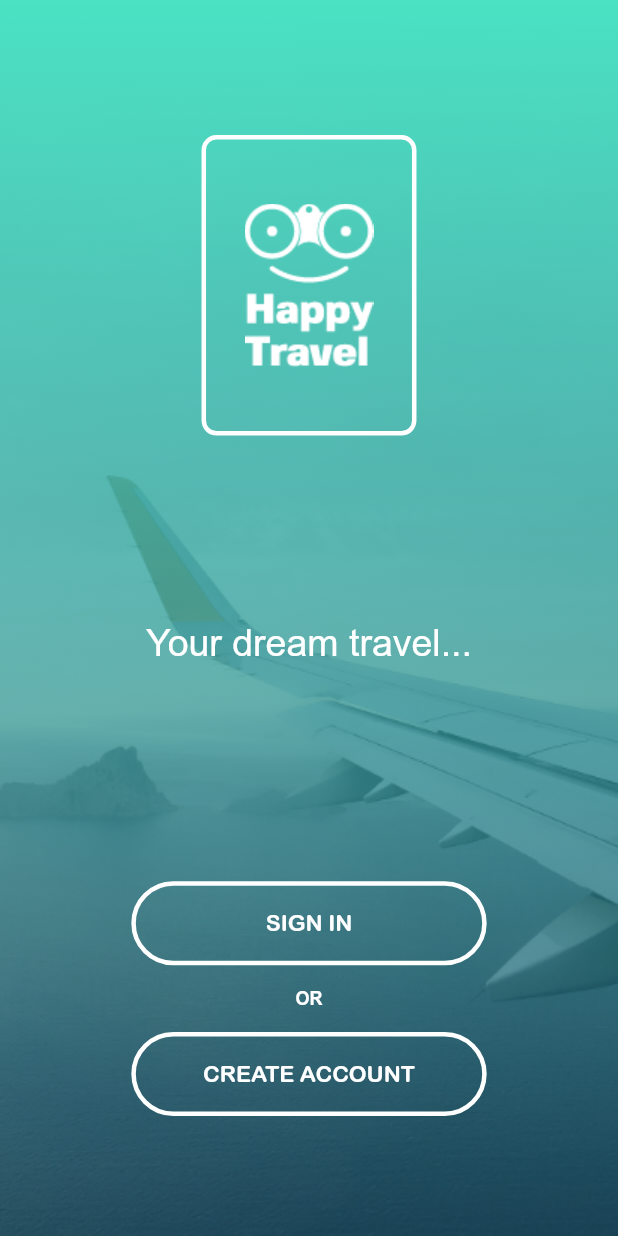
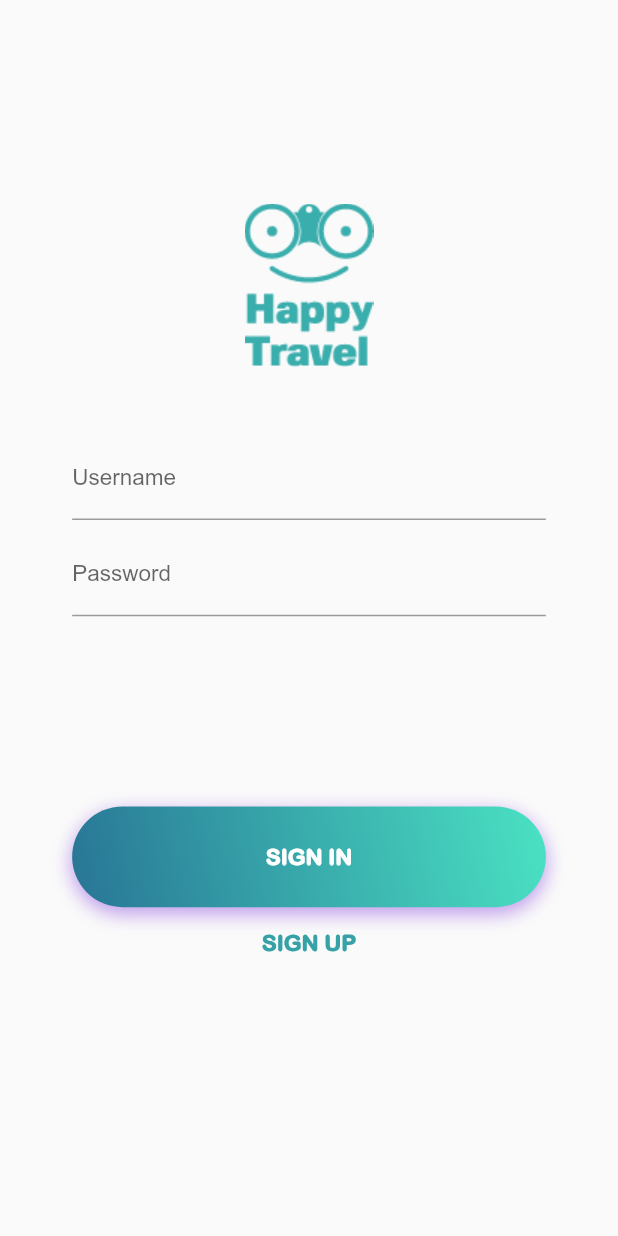
Before and after one commit to Fred0399/Flutter_applications, a Flutter app: the screen it shows after launch, after a tap on "SIGN IN", on a phone screen of 412 x 824 dp. Run offline on Flutter 3.47's test engine with Material 2 defaults, Android fonts, the light colour scheme and no system bars.

Commit message:
auth screens added

```diff
--- a/lib/main.dart
+++ b/lib/main.dart
@@ -1,22 +1,40 @@
 import 'package:flutter/material.dart';
 import 'package:provider/provider.dart';
+import './screens/enter_screen.dart';
 import './screens/auth_screen.dart';
 
 void main() => runApp(MyApp());
 
 class MyApp extends StatelessWidget {
+  MaterialColor colorCustom = MaterialColor(0xFF36A2A8, color);
+  MaterialColor colorAccentCustom = MaterialColor(0x36A2A8, color);
   @override
   Widget build(BuildContext context) {
     return MaterialApp(
       debugShowCheckedModeBanner: false,
       title: 'MyShop',
       theme: ThemeData(
-        primarySwatch: Colors.purple,
-        accentColor: Colors.deepOrange,
+        primarySwatch: colorCustom,
+        accentColor: colorAccentCustom,
         fontFamily: 'Arial',
       ),
-      home: AuthScreen(),
-      routes: {},
+      home: EnterScreen(),
+      routes: {
+        AuthScreen.routeName: (ctx) => AuthScreen(),
+      },
     );
   }
 }
+
+const Map<int, Color> color = {
+  50: Color.fromRGBO(54, 162, 168, .1),
+  100: Color.fromRGBO(54, 162, 168, .2),
+  200: Color.fromRGBO(54, 162, 168, .3),
+  300: Color.fromRGBO(54, 162, 168, .4),
+  400: Color.fromRGBO(54, 162, 168, .5),
+  500: Color.fromRGBO(54, 162, 168, .6),
+  600: Color.fromRGBO(54, 162, 168, .7),
+  700: Color.fromRGBO(54, 162, 168, .8),
+  800: Color.fromRGBO(54, 162, 168, .9),
+  900: Color.fromRGBO(54, 162, 168, 1),
+};
--- a/lib/screens/auth_screen.dart
+++ b/lib/screens/auth_screen.dart
@@ -1,128 +1,33 @@
 import 'package:flutter/material.dart';
+import 'package:travel_app/widgets/auth.dart';
 import '../widgets/logo.dart';
 
 class AuthScreen extends StatelessWidget {
-  Widget buttons({Size screenSize, Function onPressFunction, String desc}) {
-    return Container(
-      width: screenSize.width * 57.5 / 100,
-      height: screenSize.height * 6.8 / 100,
-      decoration: BoxDecoration(
-        border: Border.all(width: 3, color: Colors.white),
-        borderRadius: BorderRadius.circular(40),
-      ),
-      child: FlatButton(
-        child: Text(
-          desc,
-          style: TextStyle(
-            fontFamily: 'ArialRoundedMT',
-            // fontWeight: Fon,
-            color: Colors.white,
-            fontSize: 15,
-          ),
-          textAlign: TextAlign.center,
-        ),
-        onPressed: onPressFunction,
-      ),
-    );
-  }
+  static const routeName = "AuthScreen";
+  int _authType; //0 means login 1 means register to open
 
   @override
   Widget build(BuildContext context) {
     final screenSize = MediaQuery.of(context).size;
+    _authType = ModalRoute.of(context).settings.arguments as int;
     return Scaffold(
-      body: Stack(
-        children: [
-          Container(
+      resizeToAvoidBottomPadding: false,
+      body: Container(
         width: double.infinity,
         height: double.infinity,
-            decoration: BoxDecoration(
-              image: DecorationImage(
-                image: ExactAssetImage('assets/images/background.png'),
-                fit: BoxFit.cover,
-              ),
-            ),
-          ),
-          Container(
-            width: double.infinity,
-            height: double.infinity,
-            decoration: BoxDecoration(
-              gradient: LinearGradient(
-                begin: Alignment.topCenter,
-                end: Alignment.bottomCenter,
-                colors: [
-                  Color.fromARGB(255, 74, 226, 195),
-                  Color.fromARGB(140, 29, 101, 130),
-                ],
-              ),
-            ),
         child: Column(
-              mainAxisAlignment: MainAxisAlignment.spaceBetween,
-              crossAxisAlignment: CrossAxisAlignment.center,
           children: <Widget>[
             Container(
               width: screenSize.width * 34.78 / 100,
               height: screenSize.height * 24.32 / 100,
               margin: EdgeInsets.only(top: 90),
-                  decoration: BoxDecoration(
-                    border: Border.all(
-                      width: 3,
-                      color: Colors.white,
-                    ),
-                    borderRadius: BorderRadius.circular(10),
-                  ),
-                  child: Logo(),
-                ),
-                Text(
-                  "Your dream travel...",
-                  style: TextStyle(
-                    fontFamily: 'Arial',
-                    color: Colors.white,
-                    fontSize: 25,
-                    // fontWeight: FontWeight.w600,
+              child: Logo(
+                logoColor: Color.fromARGB(255, 58, 173, 173),
               ),
             ),
-                Container(
-                  width: screenSize.width * 57.5 / 100,
-                  height: screenSize.height * 19 / 100,
-                  margin: EdgeInsets.only(bottom: 80,top:20),
-                  child: Column(
-                    mainAxisAlignment: MainAxisAlignment.spaceBetween,
-                    crossAxisAlignment: CrossAxisAlignment.center,
-                    children: <Widget>[
-                      buttons(
-                        desc: "SIGN IN",
-                        screenSize: screenSize,
-                        onPressFunction: () {
-                          print('Sign In');
-                        },
-                      ),
-                      Container(
-                        margin: EdgeInsets.symmetric(vertical: 5),
-                        child: Text(
-                          'OR',
-                          style: TextStyle(
-                            fontFamily: 'Arial',
-                            fontWeight: FontWeight.w800,
-                            color: Colors.white,
-                            fontSize: 12,
-                          ),
-                          textAlign: TextAlign.center,
-                        ),
-                      ),
-                      buttons(
-                        desc: "CREATE ACCOUNT",
-                        screenSize: screenSize,
-                        onPressFunction: () {
-                          print('Sign UP');
-                        },
-                      )
+            AuthPart(),
           ],
         ),
-                )
-              ],
-            ),
-          ),
-        ],
       ),
     );
   }
--- /dev/null
+++ b/lib/screens/enter_screen.dart
@@ -0,0 +1,131 @@
+import 'package:flutter/material.dart';
+import 'package:travel_app/screens/auth_screen.dart';
+import '../widgets/logo.dart';
+
+class EnterScreen extends StatelessWidget {
+
+  Widget buttons({Size screenSize, Function onPressFunction, String desc}) {
+    return Container(
+      width: screenSize.width * 57.5 / 100,
+      height: screenSize.height * 6.8 / 100,
+      decoration: BoxDecoration(
+        border: Border.all(width: 3, color: Colors.white),
+        borderRadius: BorderRadius.circular(40),
+      ),
+      child: FlatButton(
+        child: Text(
+          desc,
+          style: TextStyle(
+            fontFamily: 'ArialRoundedMT',
+            // fontWeight: Fon,
+            color: Colors.white,
+            fontSize: 15,
+          ),
+          textAlign: TextAlign.center,
+        ),
+        onPressed: onPressFunction,
+      ),
+    );
+  }
+
+  @override
+  Widget build(BuildContext context) {
+    final screenSize = MediaQuery.of(context).size;
+    return Scaffold(
+      body: Stack(
+        children: [
+          Container(
+            width: double.infinity,
+            height: double.infinity,
+            decoration: BoxDecoration(
+              image: DecorationImage(
+                image: ExactAssetImage('assets/images/background.png'),
+                fit: BoxFit.cover,
+              ),
+            ),
+          ),
+          Container(
+            width: double.infinity,
+            height: double.infinity,
+            decoration: BoxDecoration(
+              gradient: LinearGradient(
+                begin: Alignment.topCenter,
+                end: Alignment.bottomCenter,
+                colors: [
+                  Color.fromARGB(255, 74, 226, 195),
+                  Color.fromARGB(140, 29, 101, 130),
+                ],
+              ),
+            ),
+            child: Column(
+              mainAxisAlignment: MainAxisAlignment.spaceBetween,
+              crossAxisAlignment: CrossAxisAlignment.center,
+              children: <Widget>[
+                Container(
+                  width: screenSize.width * 34.78 / 100,
+                  height: screenSize.height * 24.32 / 100,
+                  margin: EdgeInsets.only(top: 90),
+                  decoration: BoxDecoration(
+                    border: Border.all(
+                      width: 3,
+                      color: Colors.white,
+                    ),
+                    borderRadius: BorderRadius.circular(10),
+                  ),
+                  child: Logo(),
+                ),
+                Text(
+                  "Your dream travel...",
+                  style: TextStyle(
+                    fontFamily: 'Arial',
+                    color: Colors.white,
+                    fontSize: 25,
+                    // fontWeight: FontWeight.w600,
+                  ),
+                ),
+                Container(
+                  width: screenSize.width * 57.5 / 100,
+                  height: screenSize.height * 19 / 100,
+                  margin: EdgeInsets.only(bottom: 80,top:20),
+                  child: Column(
+                    mainAxisAlignment: MainAxisAlignment.spaceBetween,
+                    crossAxisAlignment: CrossAxisAlignment.center,
+                    children: <Widget>[
+                      buttons(
+                        desc: "SIGN IN",
+                        screenSize: screenSize,
+                        onPressFunction: () {
+                          Navigator.of(context).pushNamed(AuthScreen.routeName,arguments: 0);
+                        },
+                      ),
+                      Container(
+                        margin: EdgeInsets.symmetric(vertical: 5),
+                        child: Text(
+                          'OR',
+                          style: TextStyle(
+                            fontFamily: 'Arial',
+                            fontWeight: FontWeight.w800,
+                            color: Colors.white,
+                            fontSize: 12,
+                          ),
+                          textAlign: TextAlign.center,
+                        ),
+                      ),
+                      buttons(
+                        desc: "CREATE ACCOUNT",
+                        screenSize: screenSize,
+                        onPressFunction: () {
+                          Navigator.of(context).pushNamed(AuthScreen.routeName,arguments: 1);
+                        },
+                      )
+                    ],
+                  ),
+                )
+              ],
+            ),
+          ),
+        ],
+      ),
+    );
+  }
+}
--- /dev/null
+++ b/lib/widgets/auth.dart
@@ -0,0 +1,226 @@
+import 'package:flutter/material.dart';
+
+const inputWidthPercent = 76.65;
+const inputHeightPercent = 30;
+const buttonHeightPercent = 60 * 100 / 736;
+
+class AuthPart extends StatefulWidget {
+  @override
+  AuthPartState createState() => AuthPartState();
+}
+
+class AuthPartState extends State<AuthPart> {
+  bool _isLogin = true;
+
+  Widget login(Size screenSize) {
+    final _priceFocusNode = FocusNode();
+    return Container(
+      height: screenSize.height * inputHeightPercent / 100,
+      child: Form(
+        child: ListView(
+          children: <Widget>[
+            TextFormField(
+              decoration: InputDecoration(
+                labelText: 'Username',
+                focusColor: Theme.of(context).primaryColor,
+              ),
+              textInputAction: TextInputAction.next,
+              onFieldSubmitted: (_) {
+                FocusScope.of(context).requestFocus(_priceFocusNode);
+              },
+              style: TextStyle(
+                fontSize: 15,
+                fontFamily: 'Arial',
+                fontWeight: FontWeight.w400,
+              ),
+            ),
+            SizedBox(
+              height: 8,
+            ),
+            TextFormField(
+              decoration: InputDecoration(
+                labelText: 'Password',
+                focusColor: Theme.of(context).primaryColor,
+              ),
+              textInputAction: TextInputAction.send,
+              obscureText: true,
+              onFieldSubmitted: (_) {
+                // FocusScope.of(context).requestFocus(_priceFocusNode);
+              },
+              style: TextStyle(
+                fontSize: 15,
+                fontFamily: 'Arial',
+                fontWeight: FontWeight.w400,
+              ),
+            ),
+          ],
+        ),
+      ),
+    );
+  }
+
+  Widget register(Size screenSize) {
+    final _emailFocusNode = FocusNode();
+    final _passFocusNode = FocusNode();
+    final _confPassFocusNode = FocusNode();
+
+    return Container(
+      height: screenSize.height * inputHeightPercent * 1.5 / 100,
+      child: Form(
+        child: ListView(
+          children: <Widget>[
+            TextFormField(
+              decoration: InputDecoration(
+                labelText: 'Fullname',
+                focusColor: Theme.of(context).primaryColor,
+              ),
+              textInputAction: TextInputAction.next,
+              onFieldSubmitted: (_) {
+                FocusScope.of(context).requestFocus(_emailFocusNode);
+              },
+              style: TextStyle(
+                fontSize: 15,
+                fontFamily: 'Arial',
+                fontWeight: FontWeight.w400,
+              ),
+            ),
+            SizedBox(
+              height: 8,
+            ),
+            TextFormField(
+              decoration: InputDecoration(
+                labelText: 'Email',
+                focusColor: Theme.of(context).primaryColor,
+              ),
+              textInputAction: TextInputAction.next,
+              onFieldSubmitted: (_) {
+                FocusScope.of(context).requestFocus(_passFocusNode);
+              },
+              style: TextStyle(
+                fontSize: 15,
+                fontFamily: 'Arial',
+                fontWeight: FontWeight.w400,
+              ),
+            ),
+            SizedBox(
+              height: 8,
+            ),
+            TextFormField(
+              decoration: InputDecoration(
+                labelText: 'Password',
+                focusColor: Theme.of(context).primaryColor,
+              ),
+              textInputAction: TextInputAction.next,
+              obscureText: true,
+              onFieldSubmitted: (_) {
+                FocusScope.of(context).requestFocus(_confPassFocusNode);
+              },
+              style: TextStyle(
+                fontSize: 15,
+                fontFamily: 'Arial',
+                fontWeight: FontWeight.w400,
+              ),
+            ),
+            SizedBox(
+              height: 8,
+            ),
+            TextFormField(
+              decoration: InputDecoration(
+                labelText: 'Confirm Password',
+                focusColor: Theme.of(context).primaryColor,
+              ),
+              textInputAction: TextInputAction.send,
+              onFieldSubmitted: (_) {
+                // FocusScope.of(context).requestFocus(_priceFocusNode);
+              },
+              obscureText: true,
+              style: TextStyle(
+                fontSize: 15,
+                fontFamily: 'Arial',
+                fontWeight: FontWeight.w400,
+              ),
+            ),
+          ],
+        ),
+      ),
+    );
+  }
+
+  @override
+  Widget build(BuildContext context) {
+    final screenSize = MediaQuery.of(context).size;
+    return Container(
+      width: screenSize.width * inputWidthPercent / 100,
+      child: Column(
+        children: [
+          (_isLogin) ? (login(screenSize)) : register(screenSize),
+          Container(
+            height: screenSize.height * 16 / 100,
+            width: screenSize.width * inputWidthPercent / 100,
+            child: Column(
+              crossAxisAlignment: CrossAxisAlignment.center,
+              // mainAxisAlignment: MainAxisAlignment.spaceBetween,
+              children: <Widget>[
+                Container(
+                  width: screenSize.width * inputWidthPercent / 100,
+                  height: screenSize.height * buttonHeightPercent / 100,
+                  decoration: BoxDecoration(
+                    borderRadius: BorderRadius.circular(86),
+                    gradient: LinearGradient(
+                      begin: Alignment.topRight,
+                      end: Alignment.bottomLeft,
+                      colors: [
+                        Color.fromARGB(255, 74, 226, 195),
+                        Color.fromARGB(255, 40, 117, 149),
+                      ],
+                    ),
+                    boxShadow: [
+                      BoxShadow(
+                        color: Color.fromRGBO(129, 59, 219, 0.5),
+                        spreadRadius: 0.5,
+                        blurRadius: 10,
+                        offset: Offset(0, 4), // changes position of shadow
+                      ),
+                    ],
+                  ),
+                  child: FlatButton(
+                    onPressed: () {
+                      setState(() {
+                        // _isLogin = !_isLogin;
+                      });
+                    },
+                    child: Text(
+                      (_isLogin) ? 'SIGN IN' : 'SIGN UP',
+                      style: TextStyle(
+                        fontFamily: 'ArialRoundedMT',
+                        fontWeight: FontWeight.bold,
+                        color: Colors.white,
+                        fontSize: 15,
+                      ),
+                    ),
+                  ),
+                ),
+                FlatButton(
+                  onPressed: () {
+                    setState(() {
+                      _isLogin = !_isLogin;
+                    });
+                  },
+                  child: Text(
+                    (!_isLogin) ? 'SIGN IN' : 'SIGN UP',
+                    style: TextStyle(
+                      fontFamily: 'ArialRoundedMT',
+                      fontWeight: FontWeight.bold,
+                      color: Color.fromRGBO(54, 162, 168, 1),
+                      fontSize: 15,
+                    ),
+                  ),
+                )
+              ],
+            ),
+          )
+        ],
+      ),
+    );
+  }
+}
```
Lines whose indentation alone changed are shown as unchanged.
